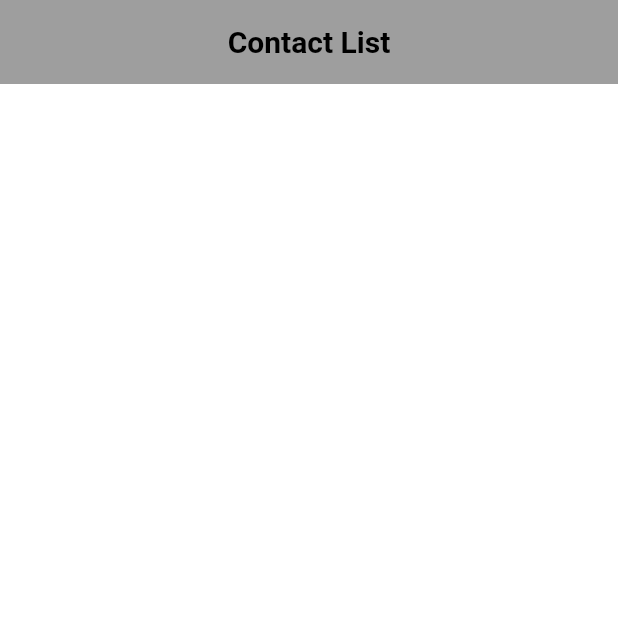
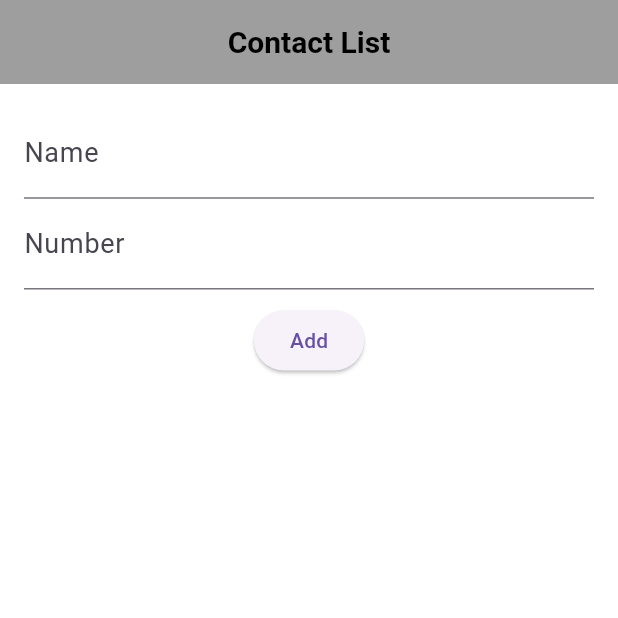
Before and after one commit to sabbirafmkhan/ostad_assignment_2, a Flutter app: the screen it shows after launch, on a phone screen of 412 x 824 dp, the top half of it. Run offline on Flutter 3.47's test engine with Material 3 defaults, Android fonts, the phone set to English and light mode, and no system bars.

```diff
--- a/lib/main.dart
+++ b/lib/main.dart
@@ -6,7 +6,7 @@ void main() {
 }
 
 class MyApp extends StatelessWidget {
-  MyApp({super.key});
+  const MyApp({super.key});
 
   // This widget is the root of your application.
   @override
--- a/lib/screens/ContactScreen.dart
+++ b/lib/screens/ContactScreen.dart
@@ -1,20 +1,108 @@
 import 'package:flutter/material.dart';
+import 'package:ostad_assignment_2/models/Contact.dart';
+import 'package:ostad_assignment_2/widgets/ContactTile.dart';
 
 class ContactScreen extends StatefulWidget {
-   ContactScreen({super.key});
+  const ContactScreen({super.key});
 
   @override
   State<ContactScreen> createState() => _ContactScreenState();
 }
 
 class _ContactScreenState extends State<ContactScreen> {
+  final List<Contact> _contacts = [];
+  final TextEditingController _nameController = TextEditingController();
+  final TextEditingController _numController = TextEditingController();
+
+  void _addContact() {
+    final name = _nameController.text;
+    final num = _numController.text;
+
+    if (name.isEmpty || num.isEmpty) return;
+    setState(
+      () {
+        _contacts.add(
+          Contact(name: name, num: num),
+        );
+        _nameController.clear();
+        _numController.clear();
+      },
+    );
+  }
+
+  void _deleteContact(int index) {
+    setState(() {
+      _contacts.removeAt(index);
+    });
+  }
+
+  void _confirmDelete(int index) {
+    showDialog(
+      context: context,
+      builder: (ctx) => AlertDialog(
+        title: Text('Confirmation'),
+        content: Text('Are you sure for Delete'),
+        actions: [
+          TextButton(
+            onPressed: () {
+              Navigator.of(ctx).pop();
+            },
+            child: Text('Cancel'),
+          ),
+          TextButton(
+            onPressed: () {
+              _deleteContact(index);
+              Navigator.of(ctx).pop();
+            },
+            child: Text('Delete'),
+          ),
+        ],
+      ),
+    );
+  }
+
   @override
   Widget build(BuildContext context) {
     return Scaffold(
       appBar: AppBar(
         title: Text("Contact List"),
         centerTitle: true,
-
+      ),
+      body: Column(
+        children: [
+          Padding(
+            padding: EdgeInsets.all(16),
+            child: Column(
+              children: [
+                TextField(
+                  controller: _nameController,
+                  decoration: InputDecoration(labelText: 'Name'),
+                ),
+                TextField(
+                  controller: _numController,
+                  decoration: InputDecoration(labelText: 'Number'),
+                  keyboardType: TextInputType.phone,
+                ),
+                SizedBox(height: 10),
+                ElevatedButton(
+                  onPressed: _addContact,
+                  child: Text('Add'),
+                ),
+              ],
+            ),
+          ),
+          Expanded(
+            child: ListView.builder(
+              itemCount: _contacts.length,
+              itemBuilder: (ctx, index) => GestureDetector(
+                onLongPress: () => _confirmDelete(index),
+                child: ContactTile(
+                  contact: _contacts[index],
+                ),
+              ),
+            ),
+          ),
+        ],
       ),
     );
   }
```
